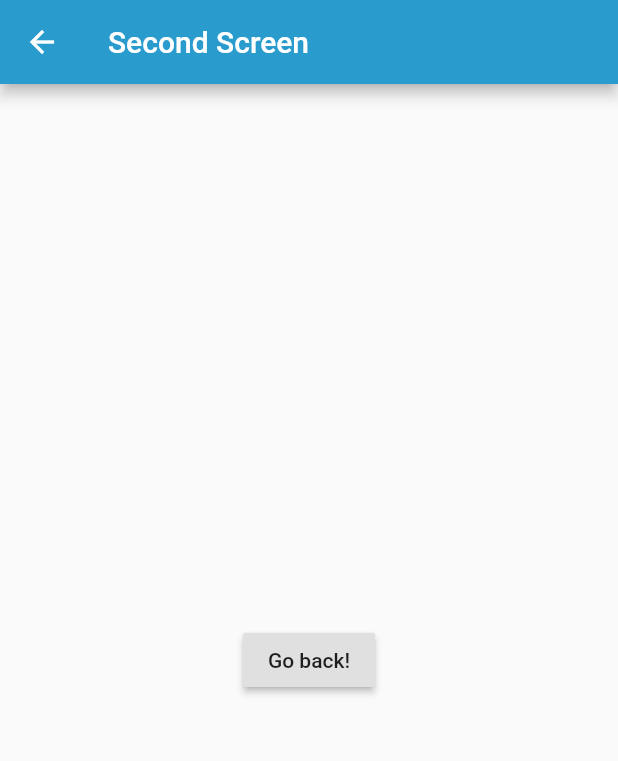
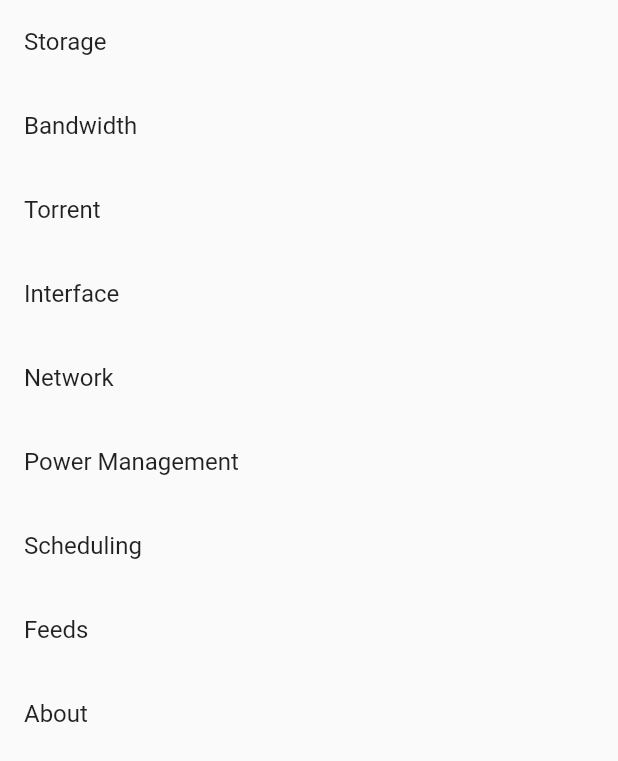
Before and after one commit to prasadsunny1/flud_ui, a Flutter app: the SettingsPage screen opened directly, on a phone screen of 412 x 824 dp. Shown: the top 761 px of the screen. Run offline on Flutter 3.47's test engine with Material 2 defaults, Android fonts, the phone set to English and light mode, and no system bars.

Commit message:
Inserted List into Settings page

```diff
--- a/lib/Settings.dart
+++ b/lib/Settings.dart
@@ -1,20 +1,29 @@
 import 'package:flutter/material.dart';
 
 class SettingsPage extends StatelessWidget {
+  static List<String> SettingsList = [
+    "Storage",
+    "Bandwidth",
+    "Torrent",
+    "Interface",
+    "Network",
+    "Power Management",
+    "Scheduling",
+    "Feeds",
+    "About"
+  ];
+
   @override
   Widget build(BuildContext context) {
     return Scaffold(
-      appBar: AppBar(
-        title: Text("Second Screen"),
-      ),
-      body: Center(
-        child: RaisedButton(
-          onPressed: () {
-            // Navigate back to first screen when tapped!
-          },
-          child: Text('Go back!'),
-        ),
-      ),
+
+      body: ListView.builder(
+          itemCount: SettingsList.length,
+          itemBuilder: (context, index) {
+            return ListTile(
+              title: Text(SettingsList.elementAt(index)),
+            );
+          }),
     );
   }
 }
```
